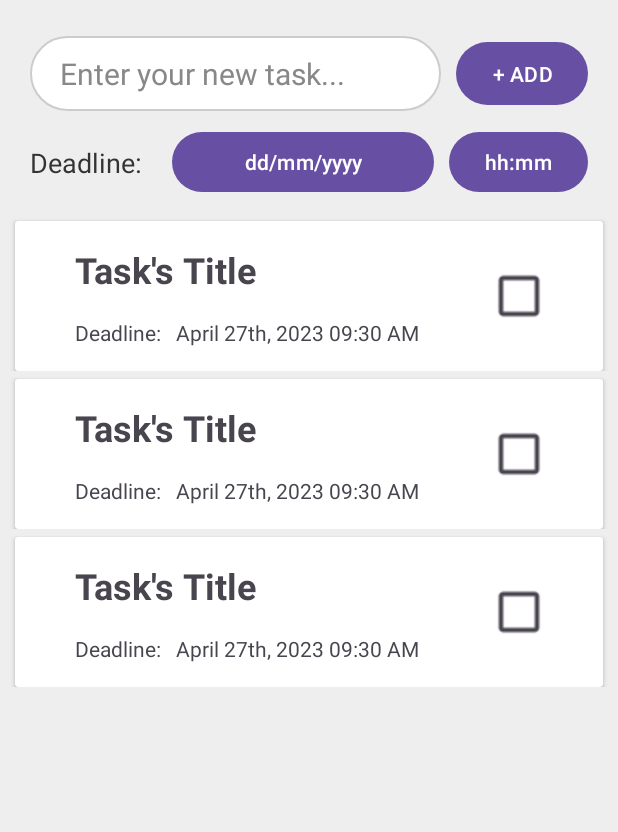
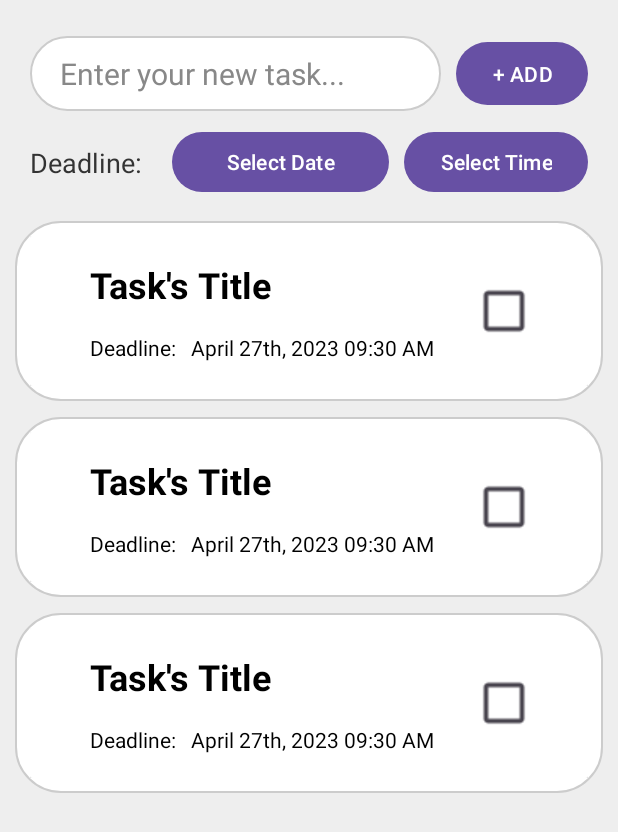
Before and after one commit to tranbaoanhh27/todo-app, an Android app: the layout activity_main.xml on its own in the app's theme, with its tools: preview values and no code run, on a phone screen of 412 x 824 dp. Shown: the top 832 px of the screen. Run offline under Robolectric (Android 15) with nearby library versions, the phone set to English and light mode, and no system bars.

```diff
--- a/app/src/main/res/drawable/rounded_white_rectangle.xml
+++ b/app/src/main/res/drawable/rounded_white_rectangle.xml
@@ -1,7 +1,7 @@
 <?xml version="1.0" encoding="utf-8"?>
 <shape xmlns:android="http://schemas.android.com/apk/res/android">
     <corners
-        android:radius="50dp"/>
+        android:radius="30dp"/>
 
     <!-- Background color -->
     <solid
--- a/app/src/main/res/layout/activity_main.xml
+++ b/app/src/main/res/layout/activity_main.xml
@@ -42,7 +42,7 @@
         android:id="@+id/new_task_deadline_date"
         android:layout_width="0dp"
         android:layout_height="wrap_content"
-        android:text="@string/dd_mm_yyyy"
+        android:text="@string/select_date"
         android:layout_marginTop="10dp"
         android:layout_marginStart="20dp"
         app:layout_constraintTop_toBottomOf="@id/new_task_edittext"
@@ -53,7 +53,7 @@
         android:id="@+id/new_task_deadline_time"
         android:layout_width="wrap_content"
         android:layout_height="wrap_content"
-        android:text="@string/hh_mm"
+        android:text="@string/select_time"
         android:layout_marginStart="10dp"
         android:layout_marginEnd="20dp"
         app:layout_constraintTop_toTopOf="@id/new_task_deadline_date"
--- a/app/src/main/res/layout/task_item_view.xml
+++ b/app/src/main/res/layout/task_item_view.xml
@@ -2,20 +2,21 @@
 <androidx.constraintlayout.widget.ConstraintLayout xmlns:android="http://schemas.android.com/apk/res/android"
     android:layout_width="match_parent"
     android:layout_height="wrap_content"
+    android:layout_marginHorizontal="10dp"
+    android:layout_marginVertical="5dp"
+    android:background="@drawable/rounded_white_rectangle"
     xmlns:app="http://schemas.android.com/apk/res-auto">
 
     <androidx.cardview.widget.CardView
         android:layout_width="match_parent"
         android:layout_height="wrap_content"
-        android:background="@drawable/rounded_white_rectangle"
-        android:layout_marginHorizontal="10dp"
-        android:layout_marginVertical="5dp"
         app:layout_constraintTop_toTopOf="parent"
         app:layout_constraintStart_toStartOf="parent">
 
         <androidx.constraintlayout.widget.ConstraintLayout
             android:layout_width="match_parent"
-            android:layout_height="100dp">
+            android:layout_height="100dp"
+            android:background="@color/white">
 
             <TextView
                 android:id="@+id/task_item_title"
@@ -25,6 +26,7 @@
                 android:layout_marginStart="40dp"
                 android:textSize="24sp"
                 android:textStyle="bold"
+                android:textColor="@color/black"
                 app:layout_constraintTop_toTopOf="parent"
                 app:layout_constraintBottom_toTopOf="@id/task_item_deadline_label"
                 app:layout_constraintStart_toStartOf="parent" />
@@ -34,6 +36,7 @@
                 android:layout_width="wrap_content"
                 android:layout_height="wrap_content"
                 android:text="@string/deadline"
+                android:textColor="@color/black"
                 app:layout_constraintTop_toBottomOf="@id/task_item_title"
                 app:layout_constraintBottom_toBottomOf="parent"
                 app:layout_constraintStart_toStartOf="@id/task_item_title" />
@@ -43,6 +46,7 @@
                 android:layout_width="wrap_content"
                 android:layout_height="wrap_content"
                 android:text="@string/april_27th_2023_09_30_am"
+                android:textColor="@color/black"
                 android:layout_marginStart="10dp"
                 app:layout_constraintTop_toTopOf="@id/task_item_deadline_label"
                 app:layout_constraintStart_toEndOf="@id/task_item_deadline_label" />
--- a/app/src/main/res/values/strings.xml
+++ b/app/src/main/res/values/strings.xml
@@ -6,7 +6,11 @@
     <string name="april_27th_2023_09_30_am">April 27th, 2023 09:30 AM</string>
     <string name="enter_your_new_task">Enter your new task...</string>
     <string name="new_task_s_deadline">New task\'s deadline</string>
-    <string name="dd_mm_yyyy">dd/mm/yyyy</string>
-    <string name="hh_mm">hh:mm</string>
+    <string name="select_date">Select Date</string>
+    <string name="select_time">Select Time</string>
     <string name="no_deadline">NO DEADLINE</string>
+    <string name="delete_task_question">Delete task?</string>
+    <string name="are_you_sure_that_you_want_to_delete_this_task">Are you sure that you want to delete this task?</string>
+    <string name="cancel">Cancel</string>
+    <string name="yes">Yes</string>
 </resources>
```
Also changed, not shown: app/src/main/java/com/basoft/todo/DataManager.java (+10 -6 lines), app/src/main/java/com/basoft/todo/MainActivity.java (+15 -14 lines), app/src/main/java/com/basoft/todo/TaskAdapter.java (+71 -16 lines), app/src/main/java/com/basoft/todo/TaskTodo.java (+12 -3 lines), 1 other file.
